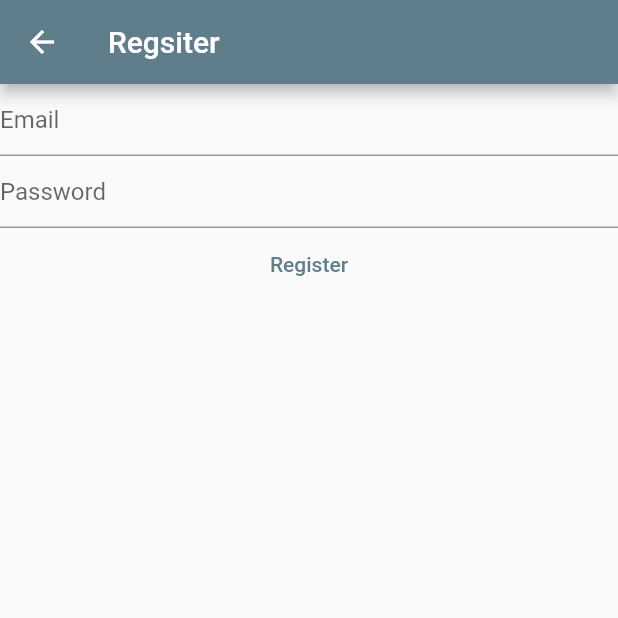
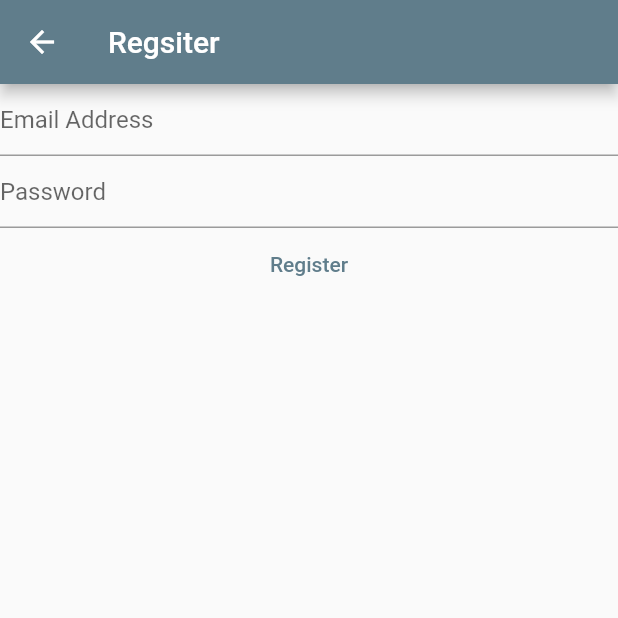
Before and after one commit to hephzisoft/mynoted-flutter, a Flutter app: the RegisterView screen opened directly, on a phone screen of 412 x 824 dp, the top half of it. Run offline on Flutter 3.47's test engine with Material 2 defaults, Android fonts, the phone set to English and light mode, and no system bars; our stand-ins replace firebase_auth, firebase_core; accounts and stored records are empty.

Commit message:
made some changes

```diff
--- a/lib/views/register_view.dart
+++ b/lib/views/register_view.dart
@@ -50,7 +50,7 @@ class _RegisterViewState extends State<RegisterView> {
                     enableSuggestions: false,
                     autocorrect: false,
                     decoration: const InputDecoration(
-                      hintText: "Email  ",
+                      hintText: "Email Address ",
                     ),
                   ),
                   TextField(
```
